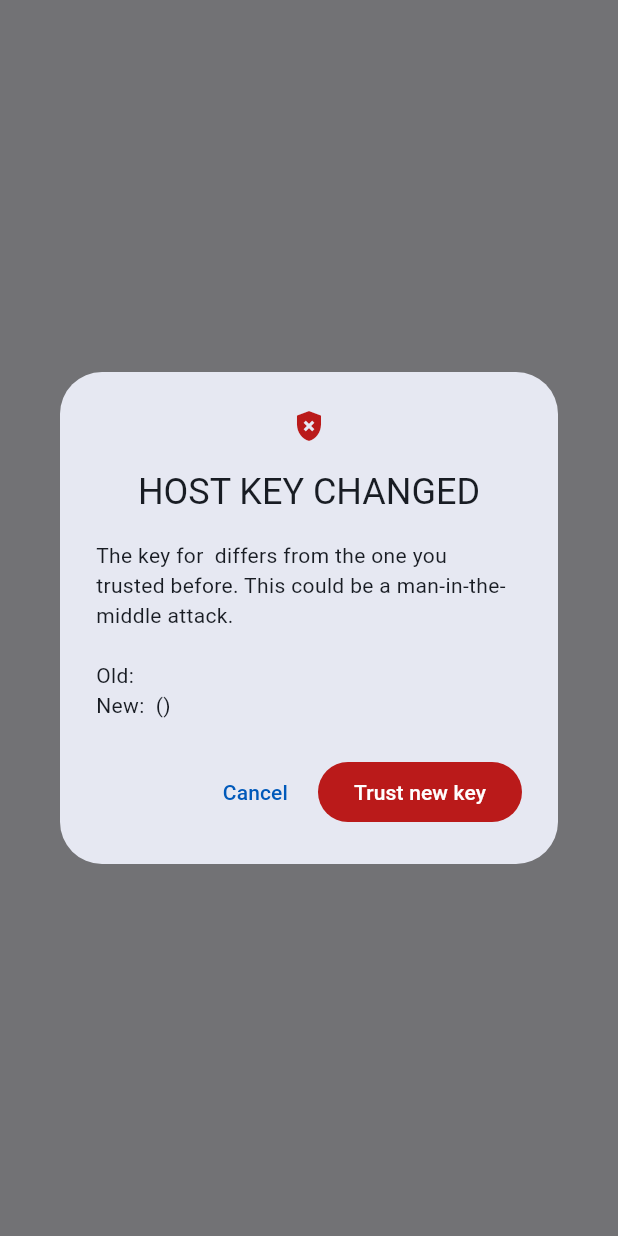
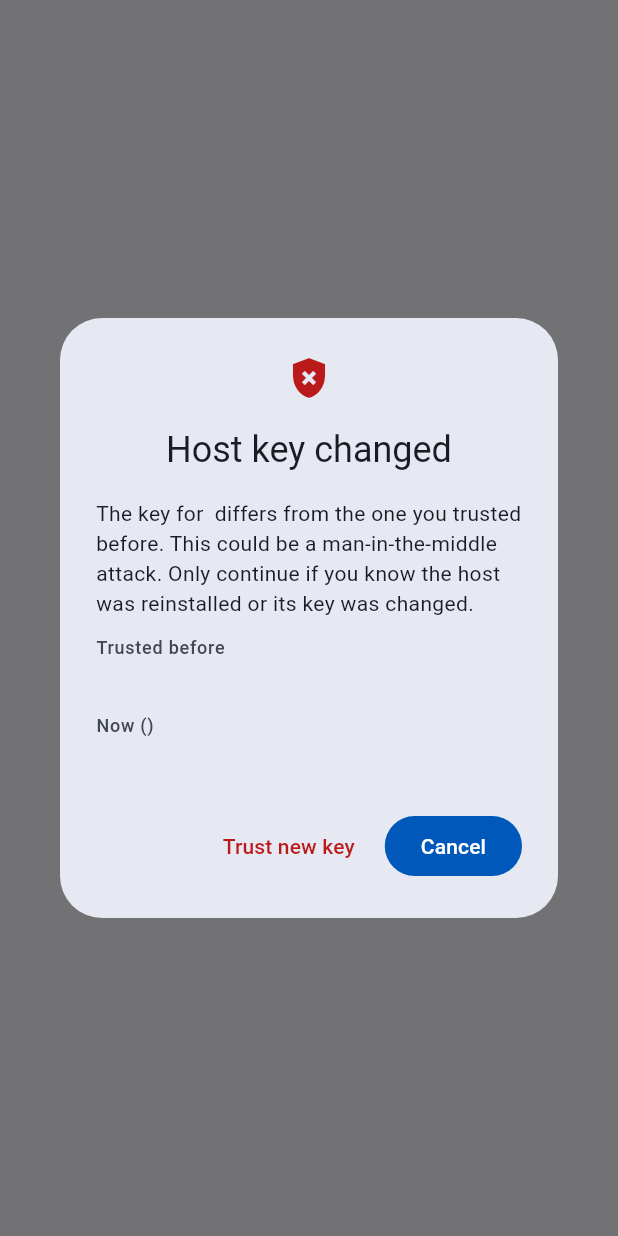
Before and after one commit to mohamadtout/diffcat, a Flutter app: what confirmHostKey() shows on an empty page, opened directly with empty values, on a phone screen of 412 x 824 dp. Run offline on Flutter 3.47's test engine with Material 3 defaults, Android fonts, the phone set to English and light mode, and no system bars; our stand-ins replace dio, flutter_local_notifications, flutter_riverpod, flutter_secure_storage, go_router, image_picker and 2 more; missing offline and left inert: dartssh2, pinenacl, re_highlight, super_sliver_list, workmanager, xterm; accounts and stored records are empty.

Commit message:
Host-key dialog: compare fingerprints, make Cancel the safe default
When a host's key changes, the dialog shows "Trusted before" and "Now"
fingerprints in a monospace font split into groups of four (they used
to wrap mid-string in a proportional font), with a sentence-case title.
Cancel is the filled default and "Trust new key" a quiet button in the
error color; a first connection keeps Trust as the main action.
groupFingerprint is pure and tested, as are both results.

Co-Authored-By: Claude Opus 5.5 <noreply@anthropic.com>
Claude-Session: https://claude.ai/code/session_01CM7N5ksJD2TNwYBYfA1NUS

```diff
--- a/app/lib/features/terminal/host_key_dialog.dart
+++ b/app/lib/features/terminal/host_key_dialog.dart
@@ -1,7 +1,22 @@
+import 'dart:math';
+
 import 'package:flutter/material.dart';
 
+import '../../core/theme/app_theme.dart';
+
+/// `SHA256:Zm9vYmFy…` as `SHA256:` plus 4-character groups, so two keys can be
+/// compared group by group instead of as one string wrapping mid-way.
+String groupFingerprint(String fingerprint) {
+  final colon = fingerprint.indexOf(':');
+  final prefix = colon < 0 ? '' : fingerprint.substring(0, colon + 1);
+  final body = fingerprint.substring(colon + 1);
+  final groups = [for (var i = 0; i < body.length; i += 4) body.substring(i, min(i + 4, body.length))];
+  return '$prefix ${groups.join(' ')}'.trim();
+}
+
 /// Asks whether to trust [hostName]'s key. [previous] is non-null when the key
-/// changed since it was trusted (possible man-in-the-middle).
+/// changed since it was trusted (possible man-in-the-middle): then Cancel is
+/// the emphasized, safe choice and trusting is the quiet one.
 Future<bool> confirmHostKey(
   BuildContext context, {
   required String hostName,
@@ -14,30 +29,58 @@ Future<bool> confirmHostKey(
   final ok = await showDialog<bool>(
     context: context,
     barrierDismissible: false,
-    builder: (ctx) => AlertDialog(
-      icon: Icon(changed ? Icons.gpp_bad : Icons.fingerprint, color: changed ? Theme.of(ctx).colorScheme.error : null),
-      title: Text(changed ? 'HOST KEY CHANGED' : 'Trust this host?'),
-      content: SelectableText(
-        changed
-            ? 'The key for $hostName differs from the one you trusted before. '
-                  'This could be a man-in-the-middle attack.\n\nOld: $previous\nNew: $fingerprint ($type)'
-            : 'First connection to $hostName.\n\n$type\n$fingerprint\n\n'
-                  'Compare with `ssh-keygen -lf /etc/ssh/ssh_host_*_key.pub` on the host.',
-      ),
-      actions: [
-        TextButton(onPressed: () => Navigator.pop(ctx, false), child: const Text('Cancel')),
-        FilledButton(
-          style: changed
-              ? FilledButton.styleFrom(
-                  backgroundColor: Theme.of(ctx).colorScheme.error,
-                  foregroundColor: Theme.of(ctx).colorScheme.onError,
-                )
-              : null,
-          onPressed: () => Navigator.pop(ctx, true),
-          child: Text(changed ? 'Trust new key' : 'Trust'),
+    builder: (ctx) {
+      final theme = Theme.of(ctx);
+      final scheme = theme.colorScheme;
+      final mono = AppTheme.mono(ctx, size: 13).copyWith(height: 1.5);
+      Widget key(String label, String fp) => Padding(
+        padding: const EdgeInsets.only(top: 12),
+        child: Column(
+          crossAxisAlignment: CrossAxisAlignment.start,
+          children: [
+            Text(label, style: theme.textTheme.labelMedium?.copyWith(color: scheme.onSurfaceVariant)),
+            SelectableText(groupFingerprint(fp), style: mono),
+          ],
         ),
-      ],
-    ),
+      );
+      return AlertDialog(
+        icon: Icon(changed ? Icons.gpp_bad : Icons.fingerprint, size: 32, color: changed ? scheme.error : null),
+        title: Text(changed ? 'Host key changed' : 'Trust this host?'),
+        scrollable: true,
+        content: Column(
+          crossAxisAlignment: CrossAxisAlignment.start,
+          mainAxisSize: MainAxisSize.min,
+          children: [
+            Text(
+              changed
+                  ? 'The key for $hostName differs from the one you trusted before. This could be a '
+                        'man-in-the-middle attack. Only continue if you know the host was reinstalled or its key '
+                        'was changed.'
+                  : 'First connection to $hostName. Compare the fingerprint with the one on the host:',
+            ),
+            if (previous != null) key('Trusted before', previous),
+            key(changed ? 'Now ($type)' : type, fingerprint),
+            if (!changed) ...[
+              const SizedBox(height: 12),
+              SelectableText('ssh-keygen -lf /etc/ssh/ssh_host_*_key.pub', style: mono.copyWith(fontSize: 12)),
+            ],
+          ],
+        ),
+        actions: changed
+            ? [
+                TextButton(
+                  style: TextButton.styleFrom(foregroundColor: scheme.error),
+                  onPressed: () => Navigator.pop(ctx, true),
+                  child: const Text('Trust new key'),
+                ),
+                FilledButton(onPressed: () => Navigator.pop(ctx, false), child: const Text('Cancel')),
+              ]
+            : [
+                TextButton(onPressed: () => Navigator.pop(ctx, false), child: const Text('Cancel')),
+                FilledButton(onPressed: () => Navigator.pop(ctx, true), child: const Text('Trust')),
+              ],
+      );
+    },
   );
   return ok ?? false;
 }
```
Also changed, not shown: 3 other files.
